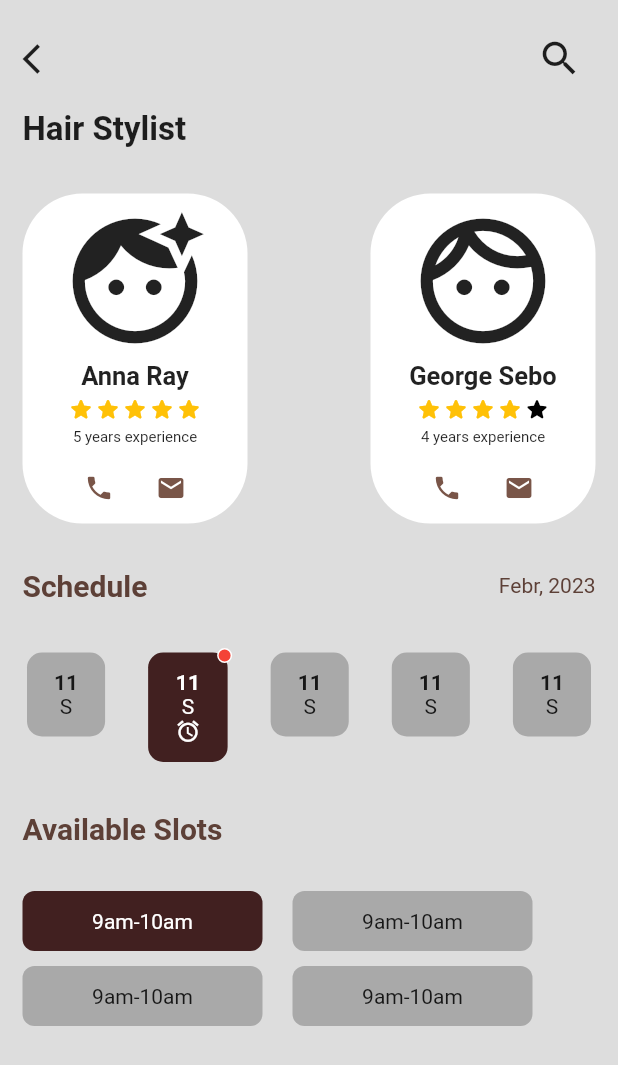
After one commit to MorgueMorg/Neobis-UI-Apps, a Flutter app: the screen it shows after launch, after a tap on "Hair App", on a phone screen of 412 x 824 dp. The commit adds this screen. Shown: the top 1065 px of the screen. Run offline on Flutter 3.47's test engine with Material 2 defaults, Android fonts, the phone set to English and light mode, and no system bars.

Commit message:
Hair_stylist_app :octocat:

```diff
--- /dev/null
+++ b/lib/apps/hair_stylist_app.dart
@@ -0,0 +1,441 @@
+import 'package:flutter/material.dart';
+
+class HairApp extends StatefulWidget {
+  @override
+  // Состояние чтобы футер был с активными айтемами≈
+  State<HairApp> createState() => _MyHomePageState();
+}
+
+void display() {
+  // print(1);
+}
+
+class _MyHomePageState extends State<HairApp> {
+  @override
+  Widget build(BuildContext context) {
+    return MaterialApp(
+      debugShowCheckedModeBanner: false,
+      home: Scaffold(
+        backgroundColor: const Color.fromARGB(255, 221, 221, 221),
+        body: SingleChildScrollView(
+          child: SafeArea(
+            child: Padding(
+              padding: const EdgeInsets.all(15.0),
+              child: Column(
+                crossAxisAlignment: CrossAxisAlignment.start,
+                children: [
+                  Row(
+                    mainAxisAlignment: MainAxisAlignment.spaceBetween,
+                    children: const [
+                      InkWell(
+                        onTap: display,
+                        child: Icon(Icons.arrow_back_ios),
+                      ),
+                      IconButton(
+                        onPressed: display,
+                        icon: Icon(
+                          Icons.search,
+                          size: 30,
+                        ),
+                      )
+                    ],
+                  ),
+                  const SizedBox(height: 10),
+                  const Text(
+                    "Hair Stylist",
+                    style: TextStyle(fontWeight: FontWeight.bold, fontSize: 22),
+                  ),
+                  const SizedBox(height: 30),
+                  Row(
+                    mainAxisAlignment: MainAxisAlignment.spaceBetween,
+                    children: [
+                      Container(
+                        width: 150,
+                        height: 220,
+                        decoration: BoxDecoration(
+                          borderRadius: BorderRadius.circular(40),
+                          color: Colors.white,
+                        ),
+                        child: Column(
+                          mainAxisAlignment: MainAxisAlignment.spaceBetween,
+                          children: [
+                            const SizedBox(height: 5),
+                            const Icon(
+                              Icons.face_retouching_natural,
+                              size: 100,
+                            ),
+                            const Text(
+                              "Anna Ray",
+                              style: TextStyle(
+                                  fontSize: 17, fontWeight: FontWeight.bold),
+                            ),
+                            Row(
+                              mainAxisAlignment: MainAxisAlignment.center,
+                              children: const [
+                                Icon(
+                                  Icons.star_rounded,
+                                  color: Colors.amber,
+                                  size: 18,
+                                ),
+                                Icon(
+                                  Icons.star_rounded,
+                                  color: Colors.amber,
+                                  size: 18,
+                                ),
+                                Icon(
+                                  Icons.star_rounded,
+                                  color: Colors.amber,
+                                  size: 18,
+                                ),
+                                Icon(
+                                  Icons.star_rounded,
+                                  color: Colors.amber,
+                                  size: 18,
+                                ),
+                                Icon(
+                                  Icons.star_rounded,
+                                  color: Colors.amber,
+                                  size: 18,
+                                ),
+                              ],
+                            ),
+                            const Text(
+                              "5 years experience",
+                              style: TextStyle(fontSize: 10),
+                            ),
+                            Row(
+                              mainAxisAlignment: MainAxisAlignment.center,
+                              children: const [
+                                IconButton(
+                                  icon: Icon(Icons.phone, size: 20),
+                                  onPressed: display,
+                                  color: Colors.brown,
+                                ),
+                                IconButton(
+                                  icon: Icon(Icons.mail, size: 20),
+                                  onPressed: display,
+                                  color: Colors.brown,
+                                )
+                              ],
+                            )
+                          ],
+                        ),
+                      ),
+                      Container(
+                        width: 150,
+                        height: 220,
+                        decoration: BoxDecoration(
+                          borderRadius: BorderRadius.circular(40),
+                          color: Colors.white,
+                        ),
+                        child: Column(
+                          mainAxisAlignment: MainAxisAlignment.spaceBetween,
+                          children: [
+                            const SizedBox(height: 5),
+                            const Icon(
+                              Icons.face_unlock_rounded,
+                              size: 100,
+                            ),
+                            const Text(
+                              "George Sebo",
+                              style: TextStyle(
+                                  fontSize: 17, fontWeight: FontWeight.bold),
+                            ),
+                            Row(
+                              mainAxisAlignment: MainAxisAlignment.center,
+                              children: const [
+                                Icon(
+                                  Icons.star_rounded,
+                                  color: Colors.amber,
+                                  size: 18,
+                                ),
+                                Icon(
+                                  Icons.star_rounded,
+                                  color: Colors.amber,
+                                  size: 18,
+                                ),
+                                Icon(
+                                  Icons.star_rounded,
+                                  color: Colors.amber,
+                                  size: 18,
+                                ),
+                                Icon(
+                                  Icons.star_rounded,
+                                  color: Colors.amber,
+                                  size: 18,
+                                ),
+                                Icon(
+                                  Icons.star_rounded,
+                                  color: Colors.black,
+                                  size: 18,
+                                ),
+                              ],
+                            ),
+                            const Text(
+                              "4 years experience",
+                              style: TextStyle(fontSize: 10),
+                            ),
+                            Row(
+                              mainAxisAlignment: MainAxisAlignment.center,
+                              children: const [
+                                IconButton(
+                                  icon: Icon(Icons.phone, size: 20),
+                                  onPressed: display,
+                                  color: Colors.brown,
+                                ),
+                                IconButton(
+                                  icon: Icon(Icons.mail, size: 20),
+                                  onPressed: display,
+                                  color: Colors.brown,
+                                )
+                              ],
+                            )
+                          ],
+                        ),
+                      ),
+                    ],
+                  ),
+                  const SizedBox(height: 30),
+                  Row(
+                    mainAxisAlignment: MainAxisAlignment.spaceBetween,
+                    children: [
+                      Text(
+                        "Schedule",
+                        style: TextStyle(
+                            fontSize: 20,
+                            fontWeight: FontWeight.bold,
+                            color: Colors.brown[700]),
+                      ),
+                      Text(
+                        "Febr, 2023",
+                        style: TextStyle(color: Colors.brown[700]),
+                      ),
+                    ],
+                  ),
+                  const SizedBox(height: 30),
+                  Row(
+                    mainAxisAlignment: MainAxisAlignment.spaceBetween,
+                    crossAxisAlignment: CrossAxisAlignment.start,
+                    children: [
+                      Padding(
+                        padding: const EdgeInsets.all(3.0),
+                        child: Container(
+                          // Если в контейнере есть decoration, то цвет должен быть в декоре
+                          // color: Colors.red,
+                          decoration: BoxDecoration(
+                            borderRadius: BorderRadius.circular(10),
+                            color: const Color.fromARGB(255, 169, 169, 169),
+                          ),
+                          padding: const EdgeInsets.symmetric(
+                            vertical: 12,
+                            horizontal: 18,
+                          ),
+                          child: Column(
+                            children: const [
+                              Text(
+                                "11",
+                                style: TextStyle(fontWeight: FontWeight.bold),
+                              ),
+                              Text("S"),
+                            ],
+                          ),
+                        ),
+                      ),
+                      Stack(
+                        children: [
+                          Padding(
+                            padding: const EdgeInsets.all(3.0),
+                            child: Container(
+                              decoration: BoxDecoration(
+                                borderRadius: BorderRadius.circular(10),
+                                color: const Color.fromARGB(255, 65, 32, 32),
+                              ),
+                              padding: const EdgeInsets.symmetric(
+                                vertical: 12,
+                                horizontal: 18,
+                              ),
+                              child: Column(
+                                children: const [
+                                  Text(
+                                    "11",
+                                    style: TextStyle(
+                                        fontWeight: FontWeight.bold,
+                                        color: Colors.white),
+                                  ),
+                                  Text(
+                                    "S",
+                                    style: TextStyle(color: Colors.white),
+                                  ),
+                                  Icon(
+                                    Icons.alarm,
+                                    color: Colors.white,
+                                    size: 17,
+                                  )
+                                ],
+                              ),
+                            ),
+                          ),
+                          Positioned(
+                            right: 0,
+                            top: 0,
+                            child: Container(
+                              width: 10,
+                              height: 10,
+                              decoration: BoxDecoration(
+                                  borderRadius: BorderRadius.circular(10),
+                                  color: Colors.red,
+                                  border: Border.all(color: Colors.white)),
+                            ),
+                          )
+                        ],
+                      ),
+                      Padding(
+                        padding: const EdgeInsets.all(3.0),
+                        child: Container(
+                          // Если в контейнере есть decoration, то цвет должен быть в декоре
+                          // color: Colors.red,
+                          decoration: BoxDecoration(
+                            borderRadius: BorderRadius.circular(10),
+                            color: const Color.fromARGB(255, 169, 169, 169),
+                          ),
+                          padding: const EdgeInsets.symmetric(
+                            vertical: 12,
+                            horizontal: 18,
+                          ),
+                          child: Column(
+                            children: const [
+                              Text(
+                                "11",
+                                style: TextStyle(fontWeight: FontWeight.bold),
+                              ),
+                              Text("S"),
+                            ],
+                          ),
+                        ),
+                      ),
+                      Padding(
+                        padding: const EdgeInsets.all(3.0),
+                        child: Container(
+                          // Если в контейнере есть decoration, то цвет должен быть в декоре
+                          // color: Colors.red,
+                          decoration: BoxDecoration(
+                            borderRadius: BorderRadius.circular(10),
+                            color: const Color.fromARGB(255, 169, 169, 169),
+                          ),
+                          padding: const EdgeInsets.symmetric(
+                            vertical: 12,
+                            horizontal: 18,
+                          ),
+                          child: Column(
+                            children: const [
+                              Text(
+                                "11",
+                                style: TextStyle(fontWeight: FontWeight.bold),
+                              ),
+                              Text("S"),
+                            ],
+                          ),
+                        ),
+                      ),
+                      Padding(
+                        padding: const EdgeInsets.all(3.0),
+                        child: Container(
+                          // Если в контейнере есть decoration, то цвет должен быть в декоре
+                          // color: Colors.red,
+                          decoration: BoxDecoration(
+                            borderRadius: BorderRadius.circular(10),
+                            color: const Color.fromARGB(255, 169, 169, 169),
+                          ),
+                          padding: const EdgeInsets.symmetric(
+                            vertical: 12,
+                            horizontal: 18,
+                          ),
+                          child: Column(
+                            children: const [
+                              Text(
+                                "11",
+                                style: TextStyle(fontWeight: FontWeight.bold),
+                              ),
+                              Text("S"),
+                            ],
+                          ),
+                        ),
+                      ),
+                    ],
+                  ),
+                  const SizedBox(height: 30),
+                  Row(
+                    children: [
+                      Text("Available Slots",
+                          style: TextStyle(
+                            fontSize: 20,
+                            fontWeight: FontWeight.bold,
+                            color: Colors.brown[700],
+                          ))
+                    ],
+                  ),
+                  const SizedBox(height: 30),
+                  Wrap(
+                    runSpacing: 10,
+                    spacing: 20,
+                    children: [
+                      Container(
+                        width: 160,
+                        height: 40,
+                        decoration: BoxDecoration(
+                            color: const Color.fromARGB(255, 65, 32, 32),
+                            borderRadius: BorderRadius.circular(8)),
+                        child: const Center(
+                          child: Text(
+                            "9am-10am",
+                            style: TextStyle(color: Colors.white),
+                          ),
+                        ),
+                      ),
+                      Container(
+                        width: 160,
+                        height: 40,
+                        decoration: BoxDecoration(
+                            color: const Color.fromARGB(255, 169, 169, 169),
+                            borderRadius: BorderRadius.circular(8)),
+                        child: const Center(
+                          child: Text(
+                            "9am-10am",
+                          ),
+                        ),
+                      ),
+                      Container(
+                        width: 160,
+                        height: 40,
+                        decoration: BoxDecoration(
+                            color: const Color.fromARGB(255, 169, 169, 169),
+                            borderRadius: BorderRadius.circular(8)),
+                        child: const Center(
+                          child: Text(
+                            "9am-10am",
+                          ),
+                        ),
+                      ),
+                      Container(
+                        width: 160,
+                        height: 40,
+                        decoration: BoxDecoration(
+                            color: const Color.fromARGB(255, 169, 169, 169),
+                            borderRadius: BorderRadius.circular(8)),
+                        child: const Center(
+                          child: Text(
+                            "9am-10am",
+                          ),
+                        ),
+                      ),
+                    ],
+                  )
+                ],
+              ),
+            ),
+          ),
+        ),
+      ),
+    );
+  }
+}
--- a/lib/main.dart
+++ b/lib/main.dart
@@ -4,6 +4,7 @@ import 'package:neobisui/apps/crypto_app.dart';
 import 'package:neobisui/apps/finance_app.dart';
 import 'package:neobisui/apps/travel_app.dart';
 import 'package:neobisui/apps/singles_app.dart';
+import 'package:neobisui/apps/hair_stylist_app.dart';
 
 void main() => runApp(MyApp());
 
@@ -11,6 +12,7 @@ class MyApp extends StatelessWidget {
   @override
   Widget build(BuildContext context) {
     return MaterialApp(
+      debugShowCheckedModeBanner: false,
       home: MyHomePage(),
       routes: {
         '/magic_ball': (context) => BallPage(),
@@ -18,6 +20,7 @@ class MyApp extends StatelessWidget {
         '/finance_app': (context) => FinanceApp(),
         '/travel_app': (context) => TravelApp(),
         '/singles_app': (context) => SinglesApp(),
+        '/hair_app': (context) => HairApp(),
       },
     );
   }
@@ -28,7 +31,7 @@ class MyHomePage extends StatelessWidget {
   Widget build(BuildContext context) {
     return Scaffold(
       appBar: AppBar(
-        title: Text('Neobis UI'),
+        title: const Text('Neobis UI'),
         centerTitle: true,
       ),
       body: Center(
@@ -59,6 +62,11 @@ class MyHomePage extends StatelessWidget {
                   Navigator.pushNamed(context, '/singles_app');
                 },
                 child: Text('Singles App')),
+            ElevatedButton(
+                onPressed: () {
+                  Navigator.pushNamed(context, '/hair_app');
+                },
+                child: Text('Hair App')),
           ],
         ),
       ),
```
Also changed, not shown: pubspec.lock, 7 other files.
